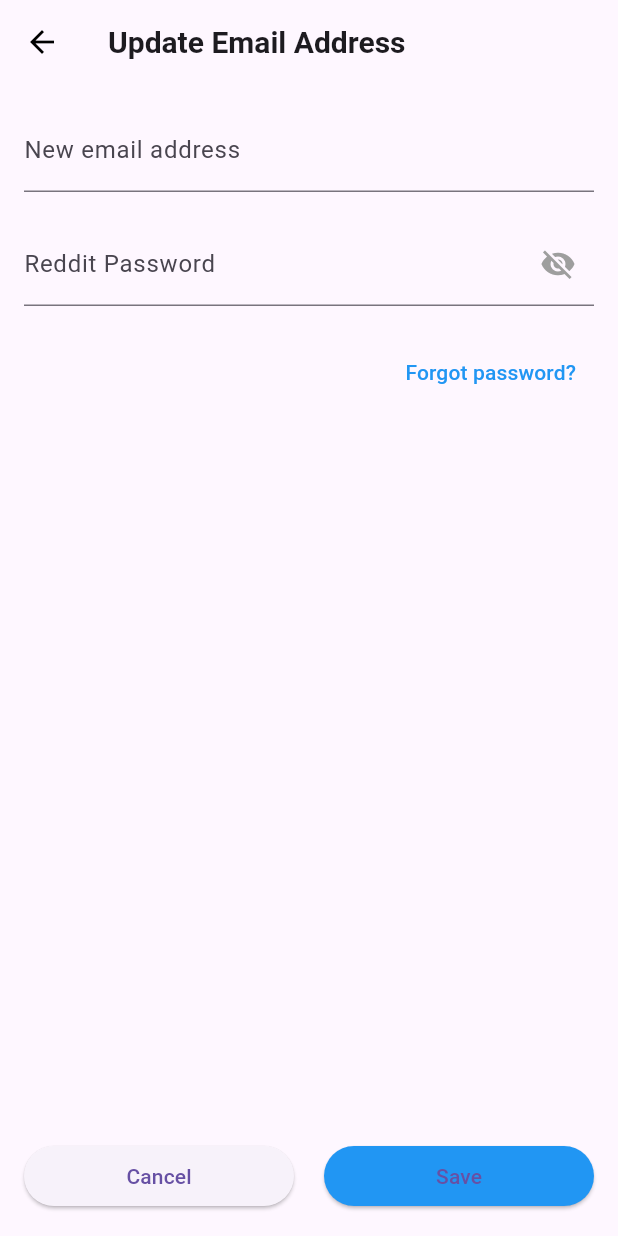
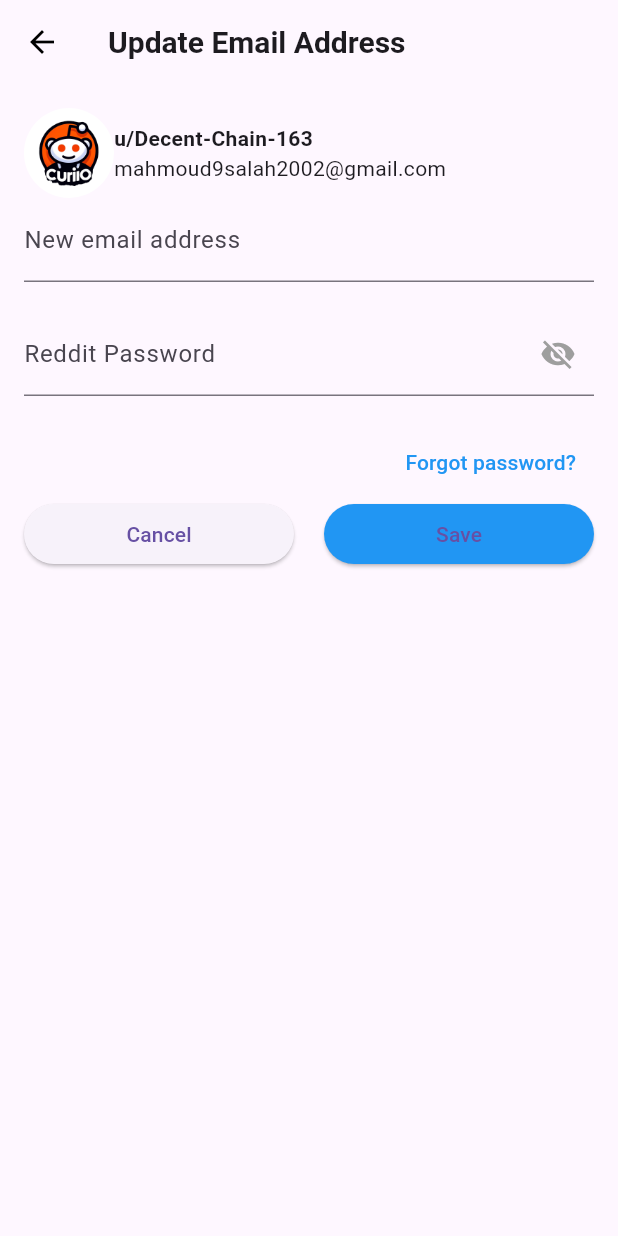
Before and after one commit to CurioT7/Cross-Platform, a Flutter app: the screen it shows after launch, after a tap on "Update email address", on a phone screen of 412 x 824 dp. Run offline on Flutter 3.47's test engine with Material 3 defaults, Android fonts, the phone set to English and light mode, and no system bars; our stand-ins replace animate_do, font_awesome_flutter, shared_preferences.

Commit message:
changed the ui
still some changes in the ui for the gander page and the authontication

```diff
--- a/lib/Views/insettingspage/account_settings_page.dart
+++ b/lib/Views/insettingspage/account_settings_page.dart
@@ -6,6 +6,11 @@
 import 'package:curio/views/insettingspage/location_customization_page.dart';
 import 'package:curio/views/insettingspage/update_email_adress_page.dart';
 import 'package:curio/utils/component_app_bar.dart';
+import 'package:curio/Views/insettingspage/bottom_sheet_page.dart';
+
+
+
+
 
 class AccountSettingsPage extends StatefulWidget {
   @override
@@ -17,36 +22,7 @@
   String _selectedLocation= 'No location specified';
   bool _isConnected = false;
 
-  void _showGenderBottomSheet() {
-    showModalBottomSheet(
-      context: context,
-      builder: (BuildContext context) {
-        return Column(
-          mainAxisSize: MainAxisSize.min,
-          children: <Widget>[
-            ListTile(
-              title: Text('Man'),
-              onTap: () {
-                setState(() {
-                  _selectedGender = 'Man'; // Update the gender state
-                });
-                Navigator.of(context).pop();
-              },
-            ),
-            ListTile(
-              title: Text('Woman'),
-              onTap: () {
-                setState(() {
-                  _selectedGender = 'Woman'; // Update the gender state
-                });
-                Navigator.of(context).pop();
-              },
-            ),
-          ],
-        );
-      },
-    );
-  }
+
 
   @override
   Widget build(BuildContext context) {
@@ -55,9 +31,16 @@
       appBar: ComponentAppBar(title: 'Account Settings',),
       body: ListView(
         children: <Widget>[
+          Container(
+            color: KDeviderColor,
+            child: Padding(
+              padding: const EdgeInsets.all(16.0),
+              child: Text('Basic Settings', style: kSubtitleTextStyle),
+            ),
+          ),
           ListTile(
-            leading: Icon(Icons.email, color: KIconColor),
-            title: Text('Update email address', style: kSubtitleTextStyle),
+            leading: Icon(FontAwesomeIcons.cog, color: KIconColor),
+            title: Text('Update email address', style: kTitleHeader),
             subtitle: Text('mahmoud9salah2002@gmail.com', style: kMoreInfoTextStyle),
             trailing: Icon(Icons.arrow_forward, color: KIconColor),
             onTap: () {
@@ -68,8 +51,8 @@
             },
           ),
           ListTile(
-            leading: Icon(Icons.lock, color: KIconColor),
-            title: Text('Change password', style: kSubtitleTextStyle),
+            leading: Icon(FontAwesomeIcons.cog, color: KIconColor),
+            title: Text('Change password', style: kTitleHeader),
             trailing: Icon(Icons.arrow_forward, color: KIconColor),
             onTap: () {
               Navigator.push(
@@ -79,9 +62,22 @@
             },
           ),
           ListTile(
-            leading: Icon(Icons.location_on, color: KIconColor),
-            title: Text('Location customization', style: kSubtitleTextStyle),
-            subtitle: Text(_selectedLocation), // Display selected location or default text
+            leading: Container(
+                alignment: Alignment.topLeft,
+                width: 28,
+                height: double.infinity,
+                child: Icon(Icons.location_on_outlined, color: KIconColor,)),
+
+            title: Text('Location customization', style: kTitleHeader),
+            subtitle: Column(
+
+              crossAxisAlignment: CrossAxisAlignment.start,
+              children: [
+                Text(_selectedLocation,style: kMoreInfoTextStyle,textAlign: TextAlign.left,),
+                Text( "Specify a location to customize your recommendations and feed. Reddit does not track your precise geolocation data.",style: kMoreInfoTextStyle,)
+              ],
+            ), // Display selected location or default text
+
             trailing: Icon(Icons.arrow_forward, color: KIconColor),
             onTap: () async {
               final selectedLocation = await Navigator.push(
@@ -95,20 +91,29 @@
           ),
 
           ListTile(
-            leading: Icon(Icons.person, color: KIconColor),
-            title: Text('Gender', style: kSubtitleTextStyle),
-            subtitle: Text(_selectedGender),
+            leading: Icon(Icons.person_outlined, color: KIconColor),
+            title: Text('Gender', style: kTitleHeader),
+            subtitle: Text(_selectedGender, style: kMoreInfoTextStyle),
             trailing: Icon(Icons.arrow_forward, color: KIconColor),
-            onTap: _showGenderBottomSheet, // Call the bottom sheet method
+            onTap: () {
+              showGenderBottomSheet(context, (String gender) {
+                setState(() {
+                  _selectedGender = gender; // Update the gender state
+                });
+              });
+            },
           ),
-          Divider(),
-          Padding(
-            padding: const EdgeInsets.all(16.0),
-            child: Text('Connected Accounts', style: kSubtitleTextStyle),
+
+          Container(
+            color: KDeviderColor,
+            child: Padding(
+              padding: const EdgeInsets.all(16.0),
+              child: Text('Connected Accounts', style: kSubtitleTextStyle),
+            ),
           ),
           ListTile(
-            leading: Icon(FontAwesomeIcons.google, color: KIconColor),
-            title: Text('Google', style: kSubtitleTextStyle),
+            leading: Image.asset('lib/assets/images/google.png', height:40 , width: 40),
+            title: Text('Google', style: kTitleHeader),
             trailing: TextButton(
               child: Text((_isConnected?"Connect":"Disconnect"), style: KConnectedAccountsButtonColor),
               onPressed: () {
@@ -118,14 +123,17 @@
               },
             ),
           ),
-          Divider(),
-          Padding(
-            padding: const EdgeInsets.all(16.0),
-            child: Text('SAFETY'),
+
+          Container(
+            color: KDeviderColor,
+            child: Padding(
+              padding: const EdgeInsets.all(16.0),
+              child: Text('SAFETY', style: kSubtitleTextStyle),
+            ),
           ),
           ListTile(
-            leading: Icon(Icons.block, color: KIconColor),
-            title: Text('Manage blocked accounts', style: kSubtitleTextStyle),
+            leading: Icon(FontAwesomeIcons.ban, color: KIconColor),
+            title: Text('Manage blocked accounts', style: kTitleHeader),
             trailing: Icon(Icons.arrow_forward, color: KIconColor),
             onTap: () {
               Navigator.push(
--- a/lib/Views/insettingspage/update_email_adress_page.dart
+++ b/lib/Views/insettingspage/update_email_adress_page.dart
@@ -1,5 +1,7 @@
 import 'package:flutter/material.dart';
 import 'package:curio/utils/component_app_bar.dart';
+import 'package:curio/utils/component_user_info_sub_appbar.dart';
+import 'package:curio/views/signin/forgot_password_page.dart';
 
 class UpdateEmailAdressPage extends StatefulWidget {
   @override
@@ -15,11 +17,10 @@
   Widget build(BuildContext context) {
     return Scaffold(
       appBar: ComponentAppBar(title: 'Update Email Address'),
-      body: Padding(
+      body: ListView(
         padding: EdgeInsets.all(16.0),
-        child: Column(
-          crossAxisAlignment: CrossAxisAlignment.stretch,
         children: <Widget>[
+          UserInfoSubBar(),
           TextField(
             controller: _emailController,
             decoration: InputDecoration(
@@ -37,7 +38,7 @@
                 onTap: () {
                   setState(() {
                     _obscureText = !_obscureText;
-                      print(  _obscureText  );
+                    print(_obscureText);
                   });
                 },
                 child: Icon(
@@ -50,8 +51,12 @@
           ),
           SizedBox(height: 20),
           TextButton(
-              onPressed: () {
-                // Add forgot password logic
+            onPressed: () async {
+              final selectedLocation = await Navigator.push(
+                context,
+                MaterialPageRoute(builder: (context) => ForgotPasswordPage()),
+              );
+
             },
             child: Container(
               alignment: Alignment.centerRight,
@@ -89,7 +94,6 @@
           ),
         ],
       ),
-      ),
     );
   }
 }
--- /dev/null
+++ b/lib/utils/component_user_info_sub_appbar.dart
@@ -0,0 +1,31 @@
+import 'package:flutter/material.dart';
+class UserInfoSubBar extends StatelessWidget {
+  const UserInfoSubBar({
+    super.key,
+  });
+
+  @override
+  Widget build(BuildContext context) {
+    return Row(
+      children: [
+        CircleAvatar(
+          backgroundColor: Colors.white,
+          child: Image.asset('lib/assets/images/Curio.png'),
+          radius: 30,
+        ),
+        SizedBox(height: 10),
+        Column(mainAxisAlignment: MainAxisAlignment.start,
+          crossAxisAlignment: CrossAxisAlignment.start,
+          children: [
+            Text(
+              'u/Decent-Chain-163',
+              style: TextStyle(fontWeight: FontWeight.bold,),
+            ),
+            Text('mahmoud9salah2002@gmail.com'),
+          ],
+        ),
+
+      ],
+    );
+  }
+}
--- a/pubspec.yaml
+++ b/pubspec.yaml
@@ -38,6 +38,7 @@
   animate_do: ^2.0.0
   shared_preferences: ^2.0.8
   url_launcher: ^6.0.9
+  settings_ui: ^2.0.2
   # flutter_signin_button: ^latest_version # Optional, for styled sign-in buttons
 
 
```
Also changed, not shown: lib/Views/insettingspage/Change_password_page.dart (+9 -2 lines), lib/Views/insettingspage/bottom_sheet_page.dart (added, +28 -0 lines), lib/utils/constants.dart (+17 -2 lines), lib/main.dart (line endings or trailing spaces), pubspec.lock. Lines whose indentation alone changed are shown as unchanged.
